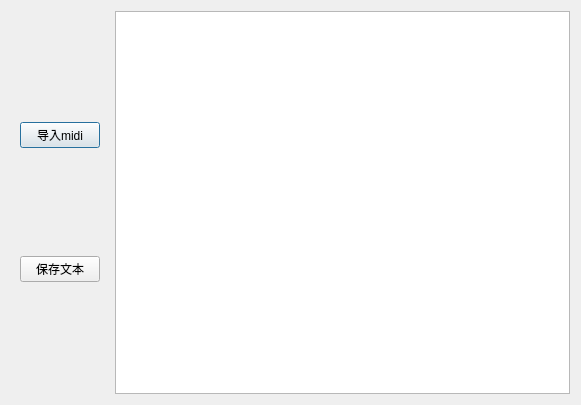
The window that input.ui (yyzbbxy/midi_to_brief_score) describes before a commit, drawn with Qt 5.
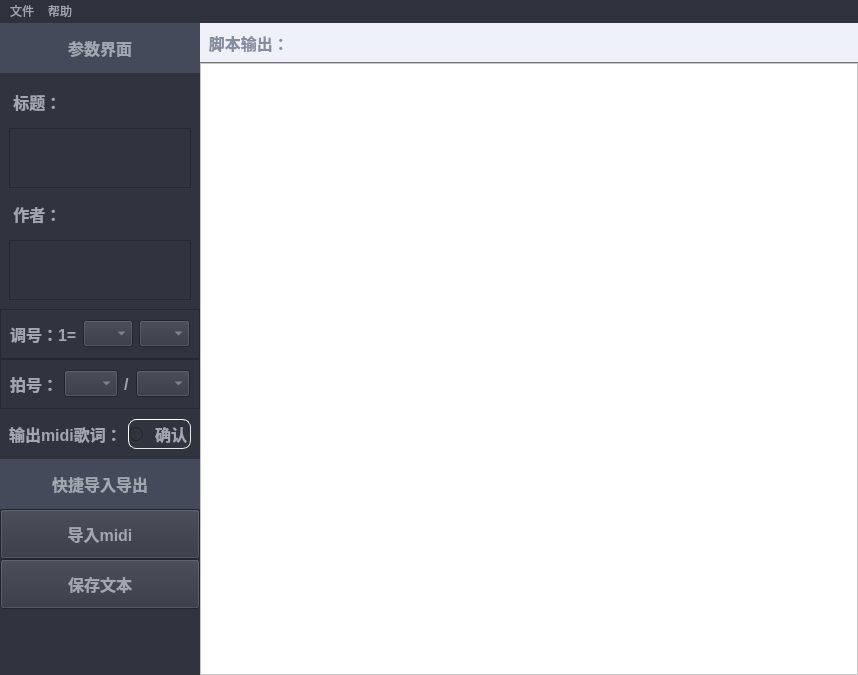
The same window after the commit. Icons and pictures are not drawn.

```diff
--- a/input.ui
+++ b/input.ui
@@ -1,54 +1,642 @@
 <?xml version="1.0" encoding="UTF-8"?>
 <ui version="4.0">
- <class>Dialog</class>
- <widget class="QDialog" name="Dialog">
+ <class>input</class>
+ <widget class="QMainWindow" name="input">
   <property name="geometry">
    <rect>
     <x>0</x>
     <y>0</y>
-    <width>581</width>
-    <height>405</height>
+    <width>858</width>
+    <height>675</height>
    </rect>
   </property>
+  <property name="sizePolicy">
+   <sizepolicy hsizetype="Preferred" vsizetype="Fixed">
+    <horstretch>0</horstretch>
+    <verstretch>0</verstretch>
+   </sizepolicy>
+  </property>
   <property name="windowTitle">
    <string>导入midi文件</string>
   </property>
-  <layout class="QHBoxLayout" name="horizontalLayout">
-   <item>
-    <widget class="QWidget" name="widget" native="true">
-     <layout class="QVBoxLayout" name="verticalLayout">
-      <item>
-       <widget class="QPushButton" name="btn_openfile">
-        <property name="text">
-         <string>导入midi</string>
-        </property>
-       </widget>
-      </item>
-      <item>
-       <widget class="QPushButton" name="btn_save">
-        <property name="text">
-         <string>保存文本</string>
-        </property>
-       </widget>
-      </item>
-     </layout>
-    </widget>
-   </item>
-   <item>
-    <widget class="QTextEdit" name="text">
-     <property name="markdown">
-      <string/>
-     </property>
-     <property name="html">
-      <string>&lt;!DOCTYPE HTML PUBLIC &quot;-//W3C//DTD HTML 4.0//EN&quot; &quot;http://www.w3.org/TR/REC-html40/strict.dtd&quot;&gt;
+  <property name="windowIcon">
+   <iconset>
+    <normaloff>my_midi.ico</normaloff>my_midi.ico</iconset>
+  </property>
+  <property name="styleSheet">
+   <string notr="true">
+QMenuBar{
+	color: rgb(161, 166, 176);
+	background-color: rgb(46, 50, 60);
+}
+QMenu{
+	color: rgb(161, 166, 176);
+	background-color: rgb(46, 50, 60);
+}
+QAction{
+	color: rgb(161, 166, 176);
+	background-color: rgb(46, 50, 60);
+}
+QMenu::item:selected{
+	background-color: rgb(68, 74, 90);
+}
+QMenuBar::item:selected{
+	background-color: rgb(68, 74, 90);
+}</string>
+  </property>
+  <widget class="QWidget" name="centralwidget">
+   <property name="styleSheet">
+    <string notr="true">background-color: rgb(48, 52, 63);</string>
+   </property>
+   <layout class="QHBoxLayout" name="horizontalLayout">
+    <property name="spacing">
+     <number>0</number>
+    </property>
+    <property name="leftMargin">
+     <number>0</number>
+    </property>
+    <property name="topMargin">
+     <number>0</number>
+    </property>
+    <property name="rightMargin">
+     <number>0</number>
+    </property>
+    <property name="bottomMargin">
+     <number>0</number>
+    </property>
+    <item>
+     <widget class="QWidget" name="widget" native="true">
+      <property name="sizePolicy">
+       <sizepolicy hsizetype="Fixed" vsizetype="Expanding">
+        <horstretch>0</horstretch>
+        <verstretch>0</verstretch>
+       </sizepolicy>
+      </property>
+      <property name="minimumSize">
+       <size>
+        <width>200</width>
+        <height>0</height>
+       </size>
+      </property>
+      <property name="maximumSize">
+       <size>
+        <width>200</width>
+        <height>16777215</height>
+       </size>
+      </property>
+      <property name="styleSheet">
+       <string notr="true">
+color: rgb(161, 166, 176);
+font: bold 16px;</string>
+      </property>
+      <layout class="QVBoxLayout" name="verticalLayout">
+       <property name="spacing">
+        <number>0</number>
+       </property>
+       <property name="leftMargin">
+        <number>0</number>
+       </property>
+       <property name="topMargin">
+        <number>0</number>
+       </property>
+       <property name="rightMargin">
+        <number>0</number>
+       </property>
+       <property name="bottomMargin">
+        <number>0</number>
+       </property>
+       <item>
+        <widget class="QLabel" name="label_3">
+         <property name="minimumSize">
+          <size>
+           <width>0</width>
+           <height>50</height>
+          </size>
+         </property>
+         <property name="maximumSize">
+          <size>
+           <width>16777215</width>
+           <height>50</height>
+          </size>
+         </property>
+         <property name="styleSheet">
+          <string notr="true">background-color: rgb(68, 74, 90);
+color: rgb(161, 166, 176);
+font: bold 16px;</string>
+         </property>
+         <property name="text">
+          <string>参数界面</string>
+         </property>
+         <property name="alignment">
+          <set>Qt::AlignCenter</set>
+         </property>
+        </widget>
+       </item>
+       <item>
+        <widget class="QFrame" name="horizontalFrame">
+         <property name="sizePolicy">
+          <sizepolicy hsizetype="Preferred" vsizetype="Fixed">
+           <horstretch>0</horstretch>
+           <verstretch>0</verstretch>
+          </sizepolicy>
+         </property>
+         <layout class="QVBoxLayout" name="verticalLayout_3">
+          <item>
+           <widget class="QLabel" name="lbl_title">
+            <property name="sizePolicy">
+             <sizepolicy hsizetype="Preferred" vsizetype="Fixed">
+              <horstretch>0</horstretch>
+              <verstretch>0</verstretch>
+             </sizepolicy>
+            </property>
+            <property name="minimumSize">
+             <size>
+              <width>0</width>
+              <height>40</height>
+             </size>
+            </property>
+            <property name="text">
+             <string> 标题：</string>
+            </property>
+           </widget>
+          </item>
+          <item>
+           <widget class="QPlainTextEdit" name="txt_title">
+            <property name="sizePolicy">
+             <sizepolicy hsizetype="Expanding" vsizetype="Expanding">
+              <horstretch>0</horstretch>
+              <verstretch>0</verstretch>
+             </sizepolicy>
+            </property>
+            <property name="maximumSize">
+             <size>
+              <width>16777215</width>
+              <height>60</height>
+             </size>
+            </property>
+           </widget>
+          </item>
+          <item>
+           <widget class="QLabel" name="lbl_author">
+            <property name="sizePolicy">
+             <sizepolicy hsizetype="Preferred" vsizetype="Fixed">
+              <horstretch>0</horstretch>
+              <verstretch>0</verstretch>
+             </sizepolicy>
+            </property>
+            <property name="minimumSize">
+             <size>
+              <width>0</width>
+              <height>40</height>
+             </size>
+            </property>
+            <property name="text">
+             <string> 作者：</string>
+            </property>
+           </widget>
+          </item>
+          <item>
+           <widget class="QPlainTextEdit" name="txt_author">
+            <property name="maximumSize">
+             <size>
+              <width>16777215</width>
+              <height>60</height>
+             </size>
+            </property>
+           </widget>
+          </item>
+         </layout>
+        </widget>
+       </item>
+       <item alignment="Qt::AlignHCenter|Qt::AlignVCenter">
+        <widget class="QFrame" name="frame">
+         <property name="sizePolicy">
+          <sizepolicy hsizetype="Preferred" vsizetype="Fixed">
+           <horstretch>0</horstretch>
+           <verstretch>0</verstretch>
+          </sizepolicy>
+         </property>
+         <property name="minimumSize">
+          <size>
+           <width>0</width>
+           <height>50</height>
+          </size>
+         </property>
+         <property name="maximumSize">
+          <size>
+           <width>200</width>
+           <height>50</height>
+          </size>
+         </property>
+         <property name="layoutDirection">
+          <enum>Qt::LeftToRight</enum>
+         </property>
+         <property name="frameShape">
+          <enum>QFrame::StyledPanel</enum>
+         </property>
+         <property name="frameShadow">
+          <enum>QFrame::Raised</enum>
+         </property>
+         <layout class="QHBoxLayout" name="horizontalLayout_2">
+          <item>
+           <widget class="QLabel" name="lbl_note">
+            <property name="text">
+             <string>调号：1=</string>
+            </property>
+           </widget>
+          </item>
+          <item>
+           <widget class="QComboBox" name="cbox_note">
+            <property name="minimumSize">
+             <size>
+              <width>50</width>
+              <height>0</height>
+             </size>
+            </property>
+           </widget>
+          </item>
+          <item>
+           <widget class="QComboBox" name="cbox_height">
+            <property name="minimumSize">
+             <size>
+              <width>50</width>
+              <height>0</height>
+             </size>
+            </property>
+           </widget>
+          </item>
+         </layout>
+        </widget>
+       </item>
+       <item alignment="Qt::AlignHCenter|Qt::AlignVCenter">
+        <widget class="QFrame" name="frame_2">
+         <property name="sizePolicy">
+          <sizepolicy hsizetype="Preferred" vsizetype="Fixed">
+           <horstretch>0</horstretch>
+           <verstretch>0</verstretch>
+          </sizepolicy>
+         </property>
+         <property name="minimumSize">
+          <size>
+           <width>0</width>
+           <height>50</height>
+          </size>
+         </property>
+         <property name="maximumSize">
+          <size>
+           <width>16777215</width>
+           <height>50</height>
+          </size>
+         </property>
+         <property name="frameShape">
+          <enum>QFrame::StyledPanel</enum>
+         </property>
+         <property name="frameShadow">
+          <enum>QFrame::Raised</enum>
+         </property>
+         <layout class="QHBoxLayout" name="horizontalLayout_3">
+          <item>
+           <widget class="QLabel" name="lbl_clap">
+            <property name="sizePolicy">
+             <sizepolicy hsizetype="Preferred" vsizetype="Preferred">
+              <horstretch>0</horstretch>
+              <verstretch>0</verstretch>
+             </sizepolicy>
+            </property>
+            <property name="text">
+             <string>拍号：</string>
+            </property>
+           </widget>
+          </item>
+          <item>
+           <widget class="QComboBox" name="cbox_jie"/>
+          </item>
+          <item>
+           <widget class="QLabel" name="label">
+            <property name="text">
+             <string>/</string>
+            </property>
+           </widget>
+          </item>
+          <item>
+           <widget class="QComboBox" name="cbox_pai"/>
+          </item>
+         </layout>
+        </widget>
+       </item>
+       <item>
+        <widget class="QFrame" name="horizontalFrame">
+         <property name="sizePolicy">
+          <sizepolicy hsizetype="Preferred" vsizetype="Fixed">
+           <horstretch>0</horstretch>
+           <verstretch>0</verstretch>
+          </sizepolicy>
+         </property>
+         <property name="minimumSize">
+          <size>
+           <width>0</width>
+           <height>50</height>
+          </size>
+         </property>
+         <layout class="QHBoxLayout" name="horizontalLayout_4">
+          <item>
+           <widget class="QLabel" name="label_5">
+            <property name="frameShape">
+             <enum>QFrame::NoFrame</enum>
+            </property>
+            <property name="text">
+             <string>输出midi歌词：</string>
+            </property>
+           </widget>
+          </item>
+          <item>
+           <widget class="QRadioButton" name="btn_lyrics">
+            <property name="sizePolicy">
+             <sizepolicy hsizetype="Minimum" vsizetype="Preferred">
+              <horstretch>0</horstretch>
+              <verstretch>0</verstretch>
+             </sizepolicy>
+            </property>
+            <property name="minimumSize">
+             <size>
+              <width>0</width>
+              <height>30</height>
+             </size>
+            </property>
+            <property name="maximumSize">
+             <size>
+              <width>16777215</width>
+              <height>30</height>
+             </size>
+            </property>
+            <property name="autoFillBackground">
+             <bool>false</bool>
+            </property>
+            <property name="styleSheet">
+             <string notr="true">QRadioButton{
+  spacing:12px;
+  background-color: rgb(48, 52, 63);
+  border:1px outset rgb(230, 230, 230);
+  border-radius:8px;
+}
+QRadioButton:hover {
+  background-color: rgb(68, 74, 90);
+}
+QRadioButton:pressed {
+  background-color: rgb(230, 230, 230);
+  border:4px outset rgb(48, 52, 63);
+}</string>
+            </property>
+            <property name="text">
+             <string>确认</string>
+            </property>
+           </widget>
+          </item>
+         </layout>
+        </widget>
+       </item>
+       <item>
+        <widget class="QLabel" name="label_4">
+         <property name="sizePolicy">
+          <sizepolicy hsizetype="Expanding" vsizetype="Preferred">
+           <horstretch>0</horstretch>
+           <verstretch>0</verstretch>
+          </sizepolicy>
+         </property>
+         <property name="minimumSize">
+          <size>
+           <width>0</width>
+           <height>50</height>
+          </size>
+         </property>
+         <property name="maximumSize">
+          <size>
+           <width>16777215</width>
+           <height>50</height>
+          </size>
+         </property>
+         <property name="styleSheet">
+          <string notr="true">background-color: rgb(68, 74, 90);
+color: rgb(161, 166, 176);
+font: bold 16px;</string>
+         </property>
+         <property name="text">
+          <string>快捷导入导出</string>
+         </property>
+         <property name="alignment">
+          <set>Qt::AlignCenter</set>
+         </property>
+        </widget>
+       </item>
+       <item>
+        <widget class="QPushButton" name="btn_openfile">
+         <property name="minimumSize">
+          <size>
+           <width>0</width>
+           <height>50</height>
+          </size>
+         </property>
+         <property name="maximumSize">
+          <size>
+           <width>16777215</width>
+           <height>50</height>
+          </size>
+         </property>
+         <property name="text">
+          <string>导入midi</string>
+         </property>
+        </widget>
+       </item>
+       <item>
+        <widget class="QPushButton" name="btn_save">
+         <property name="minimumSize">
+          <size>
+           <width>0</width>
+           <height>50</height>
+          </size>
+         </property>
+         <property name="maximumSize">
+          <size>
+           <width>16777215</width>
+           <height>50</height>
+          </size>
+         </property>
+         <property name="text">
+          <string>保存文本</string>
+         </property>
+        </widget>
+       </item>
+       <item>
+        <spacer name="verticalSpacer">
+         <property name="orientation">
+          <enum>Qt::Vertical</enum>
+         </property>
+         <property name="sizeHint" stdset="0">
+          <size>
+           <width>20</width>
+           <height>40</height>
+          </size>
+         </property>
+        </spacer>
+       </item>
+      </layout>
+     </widget>
+    </item>
+    <item>
+     <widget class="QWidget" name="widget_2" native="true">
+      <property name="sizePolicy">
+       <sizepolicy hsizetype="Preferred" vsizetype="Expanding">
+        <horstretch>0</horstretch>
+        <verstretch>0</verstretch>
+       </sizepolicy>
+      </property>
+      <property name="styleSheet">
+       <string notr="true">background-color: rgb(223, 229, 239);</string>
+      </property>
+      <layout class="QVBoxLayout" name="verticalLayout_2">
+       <property name="spacing">
+        <number>0</number>
+       </property>
+       <property name="leftMargin">
+        <number>0</number>
+       </property>
+       <property name="topMargin">
+        <number>0</number>
+       </property>
+       <property name="rightMargin">
+        <number>0</number>
+       </property>
+       <property name="bottomMargin">
+        <number>0</number>
+       </property>
+       <item>
+        <widget class="QLabel" name="label_2">
+         <property name="sizePolicy">
+          <sizepolicy hsizetype="Preferred" vsizetype="Preferred">
+           <horstretch>0</horstretch>
+           <verstretch>0</verstretch>
+          </sizepolicy>
+         </property>
+         <property name="minimumSize">
+          <size>
+           <width>0</width>
+           <height>40</height>
+          </size>
+         </property>
+         <property name="maximumSize">
+          <size>
+           <width>16777215</width>
+           <height>40</height>
+          </size>
+         </property>
+         <property name="styleSheet">
+          <string notr="true">background-color: rgb(238, 241, 248);
+border-bottom:0.5px solid rgb(122, 122, 122);
+color: rgb(132, 141, 157);
+font: bold 16px;</string>
+         </property>
+         <property name="text">
+          <string>  脚本输出：</string>
+         </property>
+        </widget>
+       </item>
+       <item>
+        <widget class="QTextEdit" name="text">
+         <property name="layoutDirection">
+          <enum>Qt::LeftToRight</enum>
+         </property>
+         <property name="styleSheet">
+          <string notr="true">background-color: rgb(255, 255, 255);
+border-bottom:0px solid rgb(122, 122, 122);</string>
+         </property>
+         <property name="markdown">
+          <string/>
+         </property>
+         <property name="html">
+          <string>&lt;!DOCTYPE HTML PUBLIC &quot;-//W3C//DTD HTML 4.0//EN&quot; &quot;http://www.w3.org/TR/REC-html40/strict.dtd&quot;&gt;
 &lt;html&gt;&lt;head&gt;&lt;meta name=&quot;qrichtext&quot; content=&quot;1&quot; /&gt;&lt;style type=&quot;text/css&quot;&gt;
 p, li { white-space: pre-wrap; }
 &lt;/style&gt;&lt;/head&gt;&lt;body style=&quot; font-family:'SimSun'; font-size:9pt; font-weight:400; font-style:normal;&quot;&gt;
 &lt;p style=&quot;-qt-paragraph-type:empty; margin-top:0px; margin-bottom:0px; margin-left:0px; margin-right:0px; -qt-block-indent:0; text-indent:0px;&quot;&gt;&lt;br /&gt;&lt;/p&gt;&lt;/body&gt;&lt;/html&gt;</string>
+         </property>
+        </widget>
+       </item>
+      </layout>
+     </widget>
+    </item>
+   </layout>
+  </widget>
+  <widget class="QMenuBar" name="menuBar">
+   <property name="geometry">
+    <rect>
+     <x>0</x>
+     <y>0</y>
+     <width>858</width>
+     <height>23</height>
+    </rect>
+   </property>
+   <property name="focusPolicy">
+    <enum>Qt::NoFocus</enum>
+   </property>
+   <widget class="QMenu" name="menu">
+    <property name="title">
+     <string>文件</string>
+    </property>
+    <property name="toolTipsVisible">
+     <bool>true</bool>
+    </property>
+    <widget class="QMenu" name="menu_2">
+     <property name="title">
+      <string>导入</string>
      </property>
     </widget>
-   </item>
-  </layout>
+    <widget class="QMenu" name="menu_3">
+     <property name="title">
+      <string>导出</string>
+     </property>
+     <addaction name="menu_output_txt"/>
+    </widget>
+    <addaction name="menu_2"/>
+    <addaction name="menu_3"/>
+   </widget>
+   <widget class="QMenu" name="menu_4">
+    <property name="title">
+     <string>帮助</string>
+    </property>
+    <addaction name="version"/>
+    <addaction name="about"/>
+   </widget>
+   <addaction name="menu"/>
+   <addaction name="menu_4"/>
+  </widget>
+  <action name="menu_open_midi">
+   <property name="checkable">
+    <bool>false</bool>
+   </property>
+   <property name="text">
+    <string>midi</string>
+   </property>
+  </action>
+  <action name="menu_output_txt">
+   <property name="text">
+    <string>txt</string>
+   </property>
+  </action>
+  <action name="action_3">
+   <property name="text">
+    <string>使用说明</string>
+   </property>
+  </action>
+  <action name="about">
+   <property name="text">
+    <string>关于</string>
+   </property>
+  </action>
+  <action name="version">
+   <property name="text">
+    <string>版本更新日志</string>
+   </property>
+  </action>
  </widget>
  <resources/>
  <connections/>
```
Left out of the diff: 6 changed lines with no effect on the pictures.
